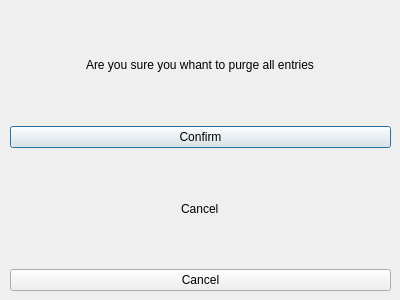
This is vika3/dialogues/tortimavel.ui in editomars/VLN1_h22 as Qt 5 draws it before an edit. The edited form follows.
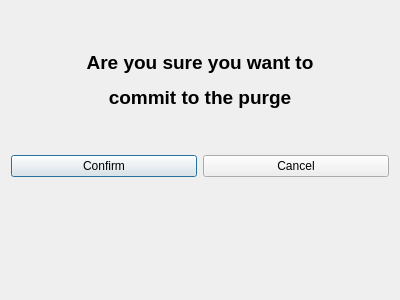
This is the edited form.

Commit message: cosmetic breytingar á purge glugga

```diff
--- a/vika3/dialogues/tortimavel.ui
+++ b/vika3/dialogues/tortimavel.ui
@@ -13,23 +13,48 @@
   <property name="windowTitle">
    <string>Dialog</string>
   </property>
-  <widget class="QWidget" name="">
-   <property name="geometry">
-    <rect>
-     <x>10</x>
-     <y>10</y>
-     <width>381</width>
-     <height>281</height>
-    </rect>
-   </property>
-   <layout class="QVBoxLayout" name="verticalLayout">
-    <item alignment="Qt::AlignHCenter">
+  <layout class="QVBoxLayout" name="verticalLayout_2">
+   <item>
+    <spacer name="verticalSpacer">
+     <property name="orientation">
+      <enum>Qt::Vertical</enum>
+     </property>
+     <property name="sizeType">
+      <enum>QSizePolicy::Minimum</enum>
+     </property>
+     <property name="sizeHint" stdset="0">
+      <size>
+       <width>20</width>
+       <height>40</height>
+      </size>
+     </property>
+    </spacer>
+   </item>
+   <item>
      <widget class="QLabel" name="label_confirm">
       <property name="text">
-       <string>Are you sure you whant to purge all entries</string>
+      <string>&lt;html&gt;&lt;head/&gt;&lt;body&gt;&lt;p align=&quot;center&quot;&gt;&lt;span style=&quot; font-size:14pt; font-weight:600;&quot;&gt;Are you sure you want to&lt;/span&gt;&lt;/p&gt;&lt;p align=&quot;center&quot;&gt;&lt;span style=&quot; font-size:14pt; font-weight:600;&quot;&gt;commit to the purge&lt;/span&gt;&lt;/p&gt;&lt;/body&gt;&lt;/html&gt;</string>
       </property>
      </widget>
     </item>
+   <item>
+    <spacer name="verticalSpacer_3">
+     <property name="orientation">
+      <enum>Qt::Vertical</enum>
+     </property>
+     <property name="sizeType">
+      <enum>QSizePolicy::Minimum</enum>
+     </property>
+     <property name="sizeHint" stdset="0">
+      <size>
+       <width>20</width>
+       <height>40</height>
+      </size>
+     </property>
+    </spacer>
+   </item>
+   <item>
+    <layout class="QHBoxLayout" name="horizontalLayout">
     <item>
      <widget class="QPushButton" name="button_confirm">
       <property name="text">
@@ -37,13 +62,6 @@
       </property>
      </widget>
     </item>
-    <item alignment="Qt::AlignHCenter">
-     <widget class="QLabel" name="label_cancel">
-      <property name="text">
-       <string>Cancel</string>
-      </property>
-     </widget>
-    </item>
     <item>
      <widget class="QPushButton" name="Button_cancel">
       <property name="text">
@@ -52,7 +70,21 @@
      </widget>
     </item>
    </layout>
-  </widget>
+   </item>
+   <item>
+    <spacer name="verticalSpacer_2">
+     <property name="orientation">
+      <enum>Qt::Vertical</enum>
+     </property>
+     <property name="sizeHint" stdset="0">
+      <size>
+       <width>20</width>
+       <height>92</height>
+      </size>
+     </property>
+    </spacer>
+   </item>
+  </layout>
  </widget>
  <resources/>
  <connections/>
```
Lines whose indentation alone changed are shown as unchanged. The commit also changes 1 other file.
